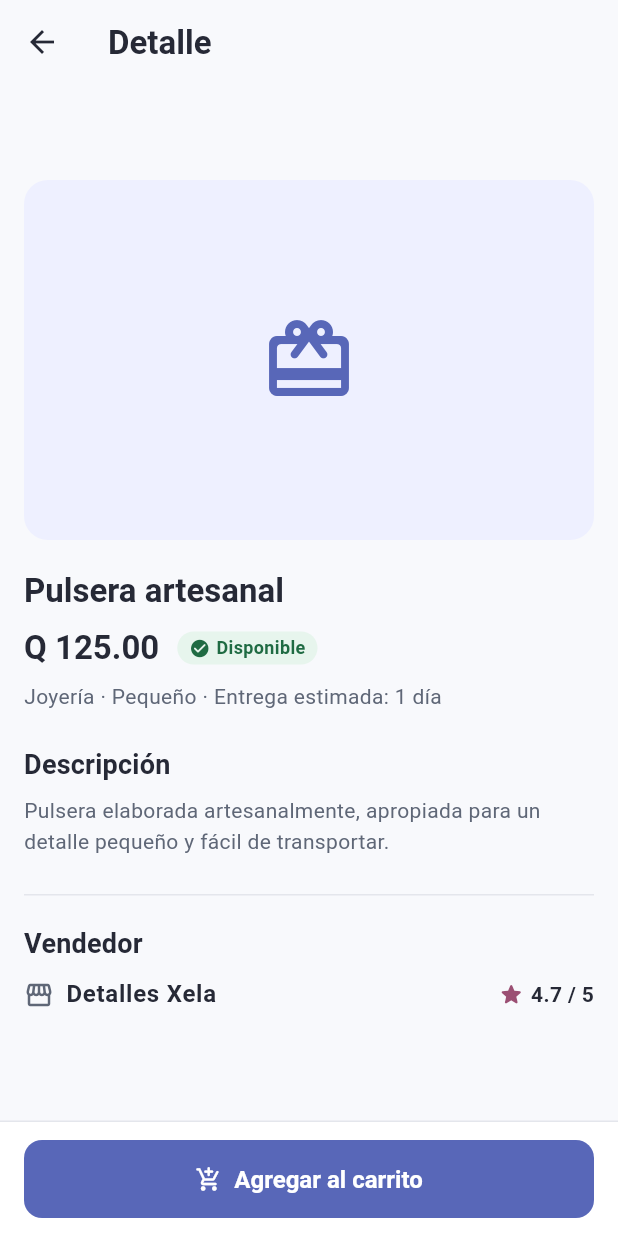
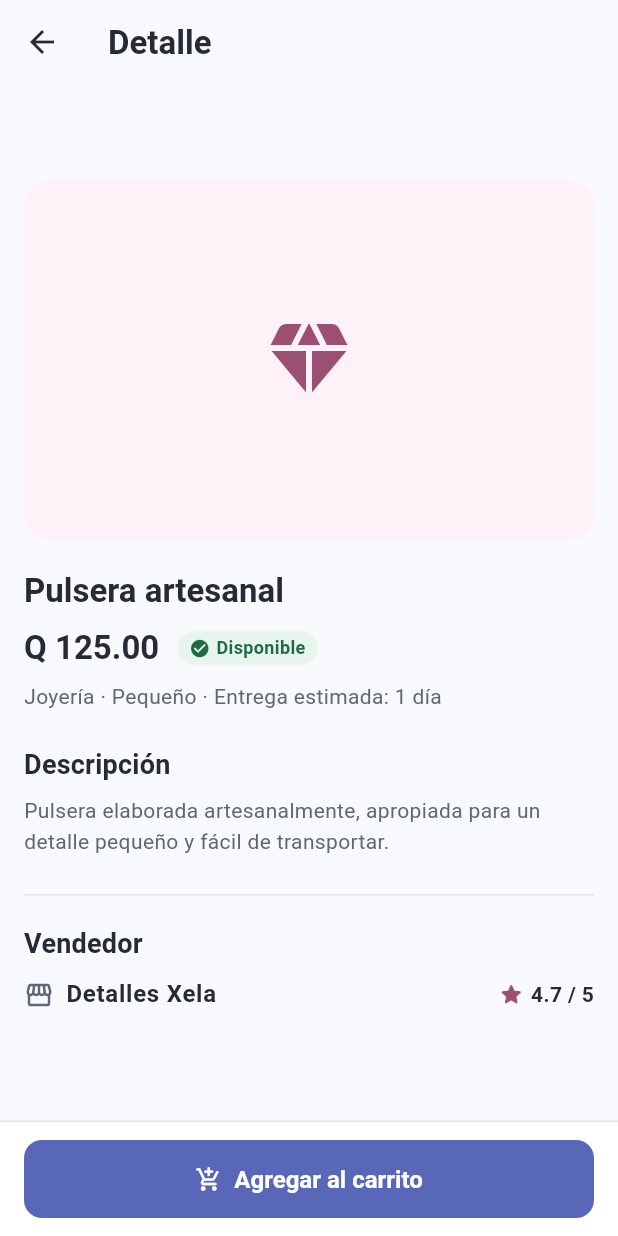
Before and after one commit to AndresRafLopMaz/pdm2026d-equipo-05-giftify, a Flutter app: the ProductDetailScreen screen opened directly with sample values from the repository, on a phone screen of 412 x 824 dp. Run offline on Flutter 3.47's test engine with Material 3 defaults, Android fonts, the phone set to English and light mode, and no system bars; our stand-ins replace flutter_riverpod, shared_preferences, sqflite; missing offline and left inert: cryptography; accounts and stored records are empty.

Commit message:
style: mejorar visuales de productos por categoria

```diff
--- /dev/null
+++ b/giftify/lib/features/products/data/category_visuals.dart
@@ -0,0 +1,94 @@
+import 'package:flutter/material.dart';
+
+import '../../../core/theme/app_theme.dart';
+import '../../../shared/enums/gift_category.dart';
+
+abstract final class CategoryVisuals {
+  /// Se activará cuando existan los 10 WebP locales con licencia documentada.
+  static const bool localAssetsAvailable = false;
+
+  static String assetPathFor(GiftCategory category) {
+    return switch (category) {
+      GiftCategory.technology => 'assets/images/categories/technology.webp',
+      GiftCategory.jewelry => 'assets/images/categories/jewelry.webp',
+      GiftCategory.food => 'assets/images/categories/food.webp',
+      GiftCategory.accessories => 'assets/images/categories/accessories.webp',
+      GiftCategory.home => 'assets/images/categories/home.webp',
+      GiftCategory.books => 'assets/images/categories/books.webp',
+      GiftCategory.gaming => 'assets/images/categories/gaming.webp',
+      GiftCategory.beauty => 'assets/images/categories/beauty.webp',
+      GiftCategory.crafts => 'assets/images/categories/crafts.webp',
+      GiftCategory.experiences => 'assets/images/categories/experiences.webp',
+    };
+  }
+
+  static String? bundledAssetFor(GiftCategory category) {
+    return localAssetsAvailable ? assetPathFor(category) : null;
+  }
+
+  static IconData iconFor(GiftCategory category) {
+    return switch (category) {
+      GiftCategory.technology => Icons.devices_rounded,
+      GiftCategory.jewelry => Icons.diamond_rounded,
+      GiftCategory.food => Icons.restaurant_rounded,
+      GiftCategory.accessories => Icons.watch_rounded,
+      GiftCategory.home => Icons.home_rounded,
+      GiftCategory.books => Icons.menu_book_rounded,
+      GiftCategory.gaming => Icons.sports_esports_rounded,
+      GiftCategory.beauty => Icons.spa_rounded,
+      GiftCategory.crafts => Icons.palette_rounded,
+      GiftCategory.experiences => Icons.local_activity_rounded,
+    };
+  }
+
+  static ({Color background, Color foreground}) colorsFor(
+    BuildContext context,
+    GiftCategory category,
+  ) {
+    final giftify = GiftifyColors.of(context);
+    final colors = Theme.of(context).colorScheme;
+
+    return switch (category) {
+      GiftCategory.technology => (
+        background: giftify.secondarySoft,
+        foreground: giftify.secondaryStrong,
+      ),
+      GiftCategory.jewelry => (
+        background: giftify.blushSoft,
+        foreground: giftify.blushStrong,
+      ),
+      GiftCategory.food => (
+        background: giftify.warmSoft,
+        foreground: giftify.warmStrong,
+      ),
+      GiftCategory.accessories => (
+        background: colors.primaryContainer,
+        foreground: colors.primary,
+      ),
+      GiftCategory.home => (
+        background: giftify.successSoft,
+        foreground: giftify.successStrong,
+      ),
+      GiftCategory.books => (
+        background: giftify.warmSoft,
+        foreground: giftify.warmStrong,
+      ),
+      GiftCategory.gaming => (
+        background: giftify.secondarySoft,
+        foreground: giftify.secondaryStrong,
+      ),
+      GiftCategory.beauty => (
+        background: giftify.blushSoft,
+        foreground: giftify.blushStrong,
+      ),
+      GiftCategory.crafts => (
+        background: giftify.warmSoft,
+        foreground: giftify.warmStrong,
+      ),
+      GiftCategory.experiences => (
+        background: colors.primaryContainer,
+        foreground: colors.primary,
+      ),
+    };
+  }
+}
--- a/giftify/lib/features/products/screens/product_detail_screen.dart
+++ b/giftify/lib/features/products/screens/product_detail_screen.dart
@@ -11,6 +11,7 @@ import '../../../shared/models/cart_item.dart';
 import '../../../shared/models/gift_product.dart';
 import '../../cart/providers/cart_items_provider.dart';
 import '../widgets/availability_badge.dart';
+import '../widgets/product_image.dart';
 
 class ProductDetailScreen extends StatelessWidget {
   const ProductDetailScreen({super.key, this.product});
@@ -68,7 +69,12 @@ class _DetailContent extends StatelessWidget {
           child: Column(
             crossAxisAlignment: CrossAxisAlignment.stretch,
             children: [
-              _ProductImage(imageAsset: product.imageAsset),
+              ProductImage(
+                product: product,
+                width: double.infinity,
+                height: 240,
+                borderRadius: BorderRadius.circular(16),
+              ),
               const SizedBox(height: 20),
               Text(
                 product.name,
@@ -236,37 +242,6 @@ class _AddToCartBar extends ConsumerWidget {
   }
 }
 
-class _ProductImage extends StatelessWidget {
-  const _ProductImage({this.imageAsset});
-
-  final String? imageAsset;
-
-  @override
-  Widget build(BuildContext context) {
-    final colors = Theme.of(context).colorScheme;
-    final asset = imageAsset;
-    final placeholder = ColoredBox(
-      color: colors.primaryContainer,
-      child: Icon(Icons.card_giftcard_rounded, color: colors.primary, size: 64),
-    );
-
-    return ClipRRect(
-      borderRadius: BorderRadius.circular(16),
-      child: SizedBox(
-        width: double.infinity,
-        height: 240,
-        child: asset == null
-            ? placeholder
-            : Image.asset(
-                asset,
-                fit: BoxFit.cover,
-                errorBuilder: (context, error, stackTrace) => placeholder,
-              ),
-      ),
-    );
-  }
-}
-
 class _SellerSection extends StatelessWidget {
   const _SellerSection({required this.product});
 
--- /dev/null
+++ b/giftify/lib/features/products/widgets/product_image.dart
@@ -0,0 +1,107 @@
+import 'package:flutter/material.dart';
+
+import '../../../shared/models/gift_product.dart';
+import '../data/category_visuals.dart';
+
+class ProductImage extends StatelessWidget {
+  const ProductImage({
+    super.key,
+    required this.product,
+    this.width,
+    this.height,
+    this.fit = BoxFit.cover,
+    this.borderRadius = const BorderRadius.all(Radius.circular(12)),
+    this.semanticLabel,
+  });
+
+  final GiftProduct product;
+  final double? width;
+  final double? height;
+  final BoxFit fit;
+  final BorderRadius borderRadius;
+  final String? semanticLabel;
+
+  String? _resolveAsset() {
+    final override = product.imageAsset?.trim();
+    if (override != null && override.isNotEmpty) {
+      return override;
+    }
+
+    return CategoryVisuals.bundledAssetFor(product.category);
+  }
+
+  @override
+  Widget build(BuildContext context) {
+    final asset = _resolveAsset();
+    final fallback = _CategoryFallback(
+      product: product,
+      width: width,
+      height: height,
+    );
+    final image = asset == null
+        ? fallback
+        : Image.asset(
+            asset,
+            fit: fit,
+            cacheWidth: _cacheWidth(context),
+            errorBuilder: (_, _, _) => fallback,
+          );
+
+    final content = semanticLabel == null
+        ? image
+        : Semantics(
+            image: true,
+            label: semanticLabel,
+            child: ExcludeSemantics(child: image),
+          );
+
+    return SizedBox(
+      width: width,
+      height: height,
+      child: ClipRRect(borderRadius: borderRadius, child: content),
+    );
+  }
+
+  int? _cacheWidth(BuildContext context) {
+    final logicalWidth = width != null && width!.isFinite
+        ? width!
+        : MediaQuery.sizeOf(context).width;
+    final cacheWidth = (logicalWidth * MediaQuery.devicePixelRatioOf(context))
+        .round();
+    return cacheWidth > 0 ? cacheWidth : null;
+  }
+}
+
+class _CategoryFallback extends StatelessWidget {
+  const _CategoryFallback({
+    required this.product,
+    required this.width,
+    required this.height,
+  });
+
+  final GiftProduct product;
+  final double? width;
+  final double? height;
+
+  @override
+  Widget build(BuildContext context) {
+    final tone = CategoryVisuals.colorsFor(context, product.category);
+    final basis = height != null && height!.isFinite
+        ? height!
+        : width != null && width!.isFinite
+        ? width!
+        : 40.0;
+    final iconSize = (basis * 0.38).clamp(18.0, 64.0).toDouble();
+
+    return ColoredBox(
+      color: tone.background,
+      child: Center(
+        child: Icon(
+          CategoryVisuals.iconFor(product.category),
+          color: tone.foreground,
+          size: iconSize,
+        ),
+      ),
+    );
+  }
+}
```
Also changed, not shown: giftify/lib/features/cart/screens/cart_screen.dart (+6 -43 lines), giftify/lib/features/products/widgets/product_card.dart (+11 -43 lines), 4 other files.
